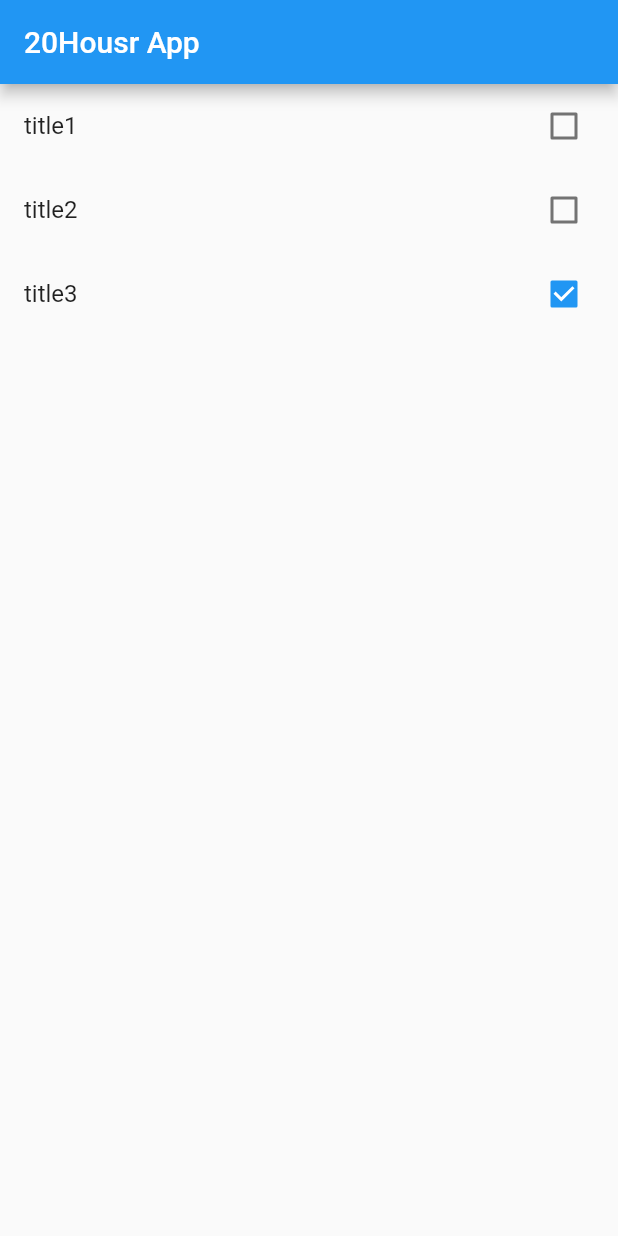
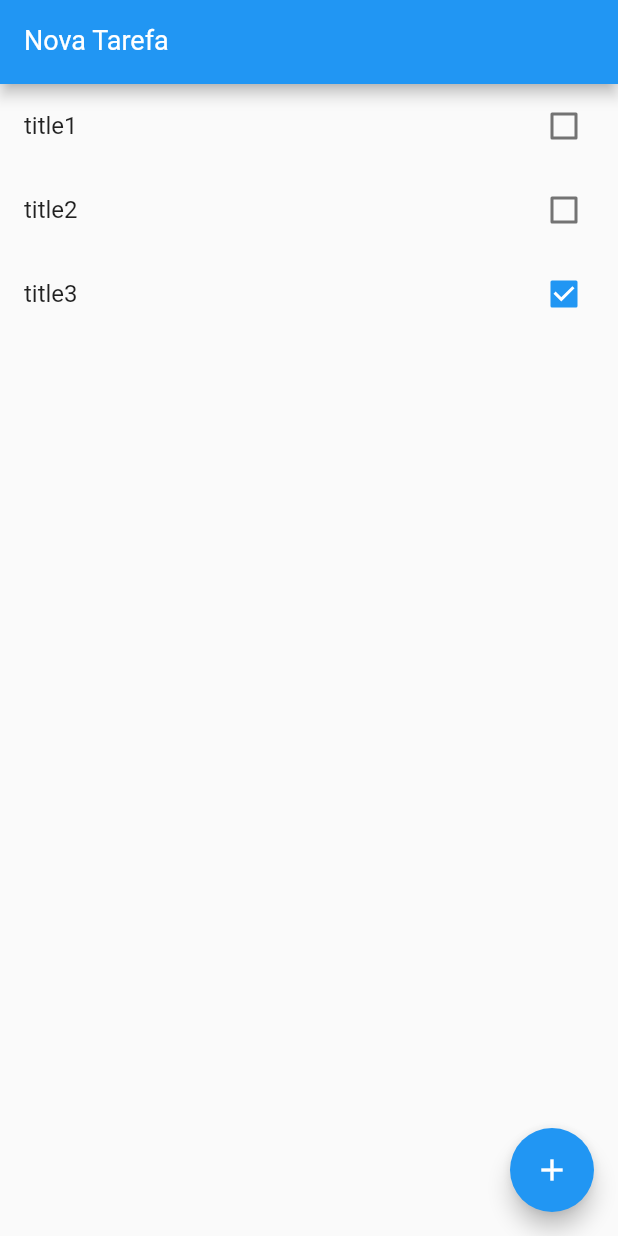
Before and after one commit to FarkoMoot/20hours-Validation, a Flutter app: the screen it shows after launch, on a phone screen of 412 x 824 dp. Run offline on Flutter 3.47's test engine with Material 2 defaults, Android fonts, the phone set to English and light mode, and no system bars.

Commit message:
day nine, 6,5 hours

```diff
--- a/lib/main.dart
+++ b/lib/main.dart
@@ -36,11 +36,32 @@ class HomePage extends StatefulWidget {
 }
 
 class _HomePageState extends State<HomePage> {
+  var newtaskctrl = TextEditingController();
+
+  void add() {
+    setState(() {
+      widget.items.add(Item(
+        title: newtaskctrl.text,
+        done: false,
+      ));
+    });
+  }
+
   @override
   Widget build(BuildContext context) {
     return Scaffold(
       appBar: AppBar(
-        title: Text("20Housr App"),
+        title: TextFormField(
+          keyboardType: TextInputType.text,
+          style: TextStyle(
+            color: Colors.white,
+            fontSize: 18,
+          ),
+          decoration: InputDecoration(
+            labelText: 'Nova Tarefa',
+            labelStyle: TextStyle(color: Colors.white),
+          ),
+        ),
       ),
       body: ListView.builder(
         itemCount: widget.items.length,
@@ -50,9 +71,18 @@ class _HomePageState extends State<HomePage> {
             title: Text(item.title),
             key: Key(item.title),
             value: item.done,
-            onChanged: (value) {},
+            onChanged: (value) {
+              setState(() {
+                item.done = value;
+              });
+            },
           );
         },
+      ),
+      floatingActionButton: FloatingActionButton(
+        onPressed: () {},
+        child: Icon(Icons.add),
+        backgroundColor: Colors.blue,
       ),
     );
   }
```
